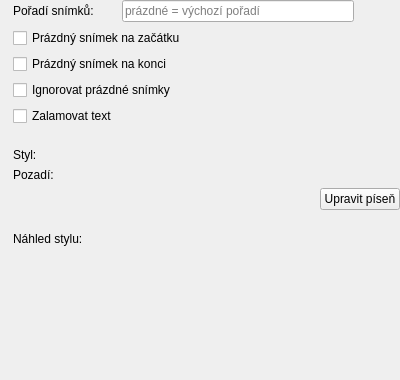
First picture: the form in src/presentation/native/presentationpropertieswidget_song.ui, repository CZDanol/StrawLumen, before the edit.
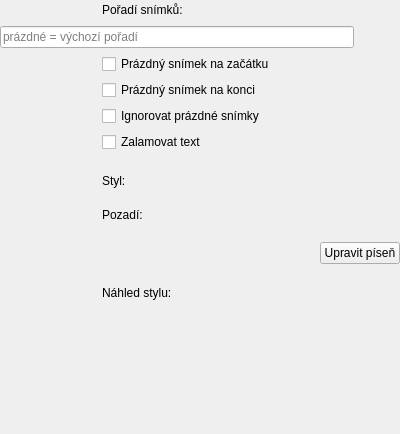
Second picture: the form after the edit. Icons and pictures are not drawn. Custom widgets are drawn as their Qt base class.

Diff of the .ui file:
```diff
--- a/src/presentation/native/presentationpropertieswidget_song.ui
+++ b/src/presentation/native/presentationpropertieswidget_song.ui
@@ -7,7 +7,7 @@
     <x>0</x>
     <y>0</y>
     <width>400</width>
-    <height>371</height>
+    <height>414</height>
    </rect>
   </property>
   <property name="sizePolicy">
@@ -32,33 +32,17 @@
    <property name="bottomMargin">
     <number>0</number>
    </property>
-   <item row="0" column="2">
-    <spacer name="horizontalSpacer">
-     <property name="orientation">
-      <enum>Qt::Horizontal</enum>
-     </property>
-     <property name="sizeType">
-      <enum>QSizePolicy::Fixed</enum>
-     </property>
-     <property name="sizeHint" stdset="0">
-      <size>
-       <width>16</width>
-       <height>20</height>
-      </size>
-     </property>
-    </spacer>
-   </item>
-   <item row="10" column="0">
-    <widget class="QLabel" name="label_10">
-     <property name="pixmap">
-      <pixmap resource="../../../res/resources.qrc">:/icons/16/Eye_16px.png</pixmap>
+   <item row="0" column="1">
+    <widget class="QLabel" name="label_6">
+     <property name="text">
+      <string>Pořadí snímků:</string>
      </property>
     </widget>
    </item>
-   <item row="11" column="0" colspan="4">
-    <widget class="PresentationStylePreviewWidget" name="wgtStylePreview" native="true">
+   <item row="10" column="0" colspan="4">
+    <widget class="PresentationBackgroundSelectionWidget" name="wgtBackground" native="true">
      <property name="sizePolicy">
-      <sizepolicy hsizetype="Preferred" vsizetype="Expanding">
+      <sizepolicy hsizetype="Expanding" vsizetype="Preferred">
        <horstretch>0</horstretch>
        <verstretch>0</verstretch>
       </sizepolicy>
@@ -66,56 +50,18 @@
      <property name="minimumSize">
       <size>
        <width>0</width>
-       <height>128</height>
+       <height>8</height>
       </size>
-     </property>
-    </widget>
-   </item>
-   <item row="2" column="0">
-    <widget class="QLabel" name="label_8">
-     <property name="pixmap">
-      <pixmap resource="../../../res/resources.qrc">:/icons/16/Logout Rounded Left_16px.png</pixmap>
-     </property>
-    </widget>
-   </item>
-   <item row="10" column="1" colspan="3">
-    <widget class="QLabel" name="label_9">
-     <property name="text">
-      <string>Náhled stylu:</string>
-     </property>
-    </widget>
-   </item>
-   <item row="6" column="3">
-    <widget class="StyleSelectionWidget" name="wgtStyle" native="true">
-     <property name="sizePolicy">
-      <sizepolicy hsizetype="Expanding" vsizetype="Preferred">
-       <horstretch>0</horstretch>
-       <verstretch>0</verstretch>
-      </sizepolicy>
      </property>
      <property name="focusPolicy">
       <enum>Qt::StrongFocus</enum>
      </property>
     </widget>
    </item>
-   <item row="6" column="1">
-    <widget class="QLabel" name="label_2">
-     <property name="text">
-      <string>Styl:</string>
-     </property>
-    </widget>
-   </item>
-   <item row="1" column="0">
-    <widget class="QLabel" name="label_7">
+   <item row="4" column="0">
+    <widget class="QLabel" name="label_11">
      <property name="pixmap">
-      <pixmap resource="../../../res/resources.qrc">:/icons/16/Sign Out_16px.png</pixmap>
-     </property>
-    </widget>
-   </item>
-   <item row="7" column="0">
-    <widget class="QLabel" name="label_3">
-     <property name="pixmap">
-      <pixmap resource="../../../res/resources.qrc">:/icons/16/Full Image_16px.png</pixmap>
+      <pixmap resource="../../../res/resources.qrc">:/icons/16/Last_16px.png</pixmap>
      </property>
     </widget>
    </item>
@@ -126,73 +72,7 @@
      </property>
     </widget>
    </item>
-   <item row="7" column="1">
-    <widget class="QLabel" name="label_4">
-     <property name="text">
-      <string>Pozadí:</string>
-     </property>
-    </widget>
-   </item>
-   <item row="5" column="1">
-    <spacer name="verticalSpacer">
-     <property name="orientation">
-      <enum>Qt::Vertical</enum>
-     </property>
-     <property name="sizeType">
-      <enum>QSizePolicy::Fixed</enum>
-     </property>
-     <property name="sizeHint" stdset="0">
-      <size>
-       <width>20</width>
-       <height>16</height>
-      </size>
-     </property>
-    </spacer>
-   </item>
-   <item row="6" column="0">
-    <widget class="QLabel" name="label">
-     <property name="pixmap">
-      <pixmap resource="../../../res/resources.qrc">:/icons/16/Paint Palette_16px.png</pixmap>
-     </property>
-    </widget>
-   </item>
-   <item row="7" column="3">
-    <widget class="PresentationBackgroundSelectionWidget" name="wgtBackground" native="true">
-     <property name="sizePolicy">
-      <sizepolicy hsizetype="Expanding" vsizetype="Preferred">
-       <horstretch>0</horstretch>
-       <verstretch>0</verstretch>
-      </sizepolicy>
-     </property>
-     <property name="focusPolicy">
-      <enum>Qt::StrongFocus</enum>
-     </property>
-    </widget>
-   </item>
-   <item row="9" column="1">
-    <spacer name="verticalSpacer_2">
-     <property name="orientation">
-      <enum>Qt::Vertical</enum>
-     </property>
-     <property name="sizeType">
-      <enum>QSizePolicy::Fixed</enum>
-     </property>
-     <property name="sizeHint" stdset="0">
-      <size>
-       <width>20</width>
-       <height>16</height>
-      </size>
-     </property>
-    </spacer>
-   </item>
-   <item row="3" column="1" colspan="3">
-    <widget class="QCheckBox" name="cbIgnoreEmptySlides">
-     <property name="text">
-      <string>Ignorovat prázdné snímky</string>
-     </property>
-    </widget>
-   </item>
-   <item row="0" column="3">
+   <item row="1" column="0" colspan="4">
     <layout class="QHBoxLayout" name="horizontalLayout">
      <item>
       <widget class="WordCompletingLineEdit" name="lnSlideOrder">
@@ -214,35 +94,56 @@
      </item>
     </layout>
    </item>
-   <item row="0" column="1">
-    <widget class="QLabel" name="label_6">
-     <property name="text">
-      <string>Pořadí snímků:</string>
-     </property>
-    </widget>
-   </item>
    <item row="2" column="1" colspan="3">
-    <widget class="QCheckBox" name="cbEmptySlideAfter">
-     <property name="text">
-      <string>Prázdný snímek na konci</string>
-     </property>
-    </widget>
-   </item>
-   <item row="1" column="1" colspan="3">
     <widget class="QCheckBox" name="cbEmptySlideBefore">
      <property name="text">
       <string>Prázdný snímek na začátku</string>
      </property>
     </widget>
    </item>
-   <item row="3" column="0">
-    <widget class="QLabel" name="label_11">
+   <item row="9" column="1">
+    <widget class="QLabel" name="label_4">
+     <property name="text">
+      <string>Pozadí:</string>
+     </property>
+    </widget>
+   </item>
+   <item row="3" column="1" colspan="3">
+    <widget class="QCheckBox" name="cbEmptySlideAfter">
+     <property name="text">
+      <string>Prázdný snímek na konci</string>
+     </property>
+    </widget>
+   </item>
+   <item row="2" column="0">
+    <widget class="QLabel" name="label_7">
      <property name="pixmap">
-      <pixmap resource="../../../res/resources.qrc">:/icons/16/Last_16px.png</pixmap>
+      <pixmap resource="../../../res/resources.qrc">:/icons/16/Sign Out_16px.png</pixmap>
      </property>
     </widget>
    </item>
-   <item row="8" column="0" colspan="4">
+   <item row="7" column="1">
+    <widget class="QLabel" name="label_2">
+     <property name="text">
+      <string>Styl:</string>
+     </property>
+    </widget>
+   </item>
+   <item row="9" column="0">
+    <widget class="QLabel" name="label_3">
+     <property name="pixmap">
+      <pixmap resource="../../../res/resources.qrc">:/icons/16/Full Image_16px.png</pixmap>
+     </property>
+    </widget>
+   </item>
+   <item row="13" column="1" colspan="3">
+    <widget class="QLabel" name="label_9">
+     <property name="text">
+      <string>Náhled stylu:</string>
+     </property>
+    </widget>
+   </item>
+   <item row="11" column="0" colspan="4">
     <layout class="QHBoxLayout" name="horizontalLayout_2">
      <item>
       <spacer name="horizontalSpacer_2">
@@ -270,20 +171,131 @@
      </item>
     </layout>
    </item>
-   <item row="4" column="0">
+   <item row="14" column="0" colspan="4">
+    <widget class="PresentationStylePreviewWidget" name="wgtStylePreview" native="true">
+     <property name="sizePolicy">
+      <sizepolicy hsizetype="Preferred" vsizetype="Expanding">
+       <horstretch>0</horstretch>
+       <verstretch>0</verstretch>
+      </sizepolicy>
+     </property>
+     <property name="minimumSize">
+      <size>
+       <width>0</width>
+       <height>128</height>
+      </size>
+     </property>
+    </widget>
+   </item>
+   <item row="4" column="1" colspan="3">
+    <widget class="QCheckBox" name="cbIgnoreEmptySlides">
+     <property name="text">
+      <string>Ignorovat prázdné snímky</string>
+     </property>
+    </widget>
+   </item>
+   <item row="6" column="1">
+    <spacer name="verticalSpacer">
+     <property name="orientation">
+      <enum>Qt::Vertical</enum>
+     </property>
+     <property name="sizeType">
+      <enum>QSizePolicy::Fixed</enum>
+     </property>
+     <property name="sizeHint" stdset="0">
+      <size>
+       <width>20</width>
+       <height>16</height>
+      </size>
+     </property>
+    </spacer>
+   </item>
+   <item row="3" column="0">
+    <widget class="QLabel" name="label_8">
+     <property name="pixmap">
+      <pixmap resource="../../../res/resources.qrc">:/icons/16/Logout Rounded Left_16px.png</pixmap>
+     </property>
+    </widget>
+   </item>
+   <item row="7" column="0">
+    <widget class="QLabel" name="label">
+     <property name="pixmap">
+      <pixmap resource="../../../res/resources.qrc">:/icons/16/Paint Palette_16px.png</pixmap>
+     </property>
+    </widget>
+   </item>
+   <item row="13" column="0">
+    <widget class="QLabel" name="label_10">
+     <property name="pixmap">
+      <pixmap resource="../../../res/resources.qrc">:/icons/16/Eye_16px.png</pixmap>
+     </property>
+    </widget>
+   </item>
+   <item row="5" column="0">
     <widget class="QLabel" name="label_12">
      <property name="pixmap">
       <pixmap resource="../../../res/resources.qrc">:/icons/16/word_wrap_16px.png</pixmap>
      </property>
     </widget>
    </item>
-   <item row="4" column="1" colspan="3">
+   <item row="0" column="2">
+    <spacer name="horizontalSpacer">
+     <property name="orientation">
+      <enum>Qt::Horizontal</enum>
+     </property>
+     <property name="sizeType">
+      <enum>QSizePolicy::Fixed</enum>
+     </property>
+     <property name="sizeHint" stdset="0">
+      <size>
+       <width>16</width>
+       <height>20</height>
+      </size>
+     </property>
+    </spacer>
+   </item>
+   <item row="12" column="1">
+    <spacer name="verticalSpacer_2">
+     <property name="orientation">
+      <enum>Qt::Vertical</enum>
+     </property>
+     <property name="sizeType">
+      <enum>QSizePolicy::Fixed</enum>
+     </property>
+     <property name="sizeHint" stdset="0">
+      <size>
+       <width>20</width>
+       <height>16</height>
+      </size>
+     </property>
+    </spacer>
+   </item>
+   <item row="5" column="1" colspan="3">
     <widget class="QCheckBox" name="cbWordWrap">
      <property name="text">
       <string>Zalamovat text</string>
      </property>
     </widget>
    </item>
+   <item row="8" column="0" colspan="4">
+    <widget class="StyleSelectionWidget" name="wgtStyle" native="true">
+     <property name="sizePolicy">
+      <sizepolicy hsizetype="Expanding" vsizetype="Preferred">
+       <horstretch>0</horstretch>
+       <verstretch>0</verstretch>
+      </sizepolicy>
+     </property>
+     <property name="minimumSize">
+      <size>
+       <width>0</width>
+       <height>8</height>
+      </size>
+     </property>
+     <property name="focusPolicy">
+      <enum>Qt::StrongFocus</enum>
+     </property>
+    </widget>
+   </item>
   </layout>
  </widget>
  <customwidgets>
```
Left out of the diff: 2 changed lines with no effect on the pictures.
